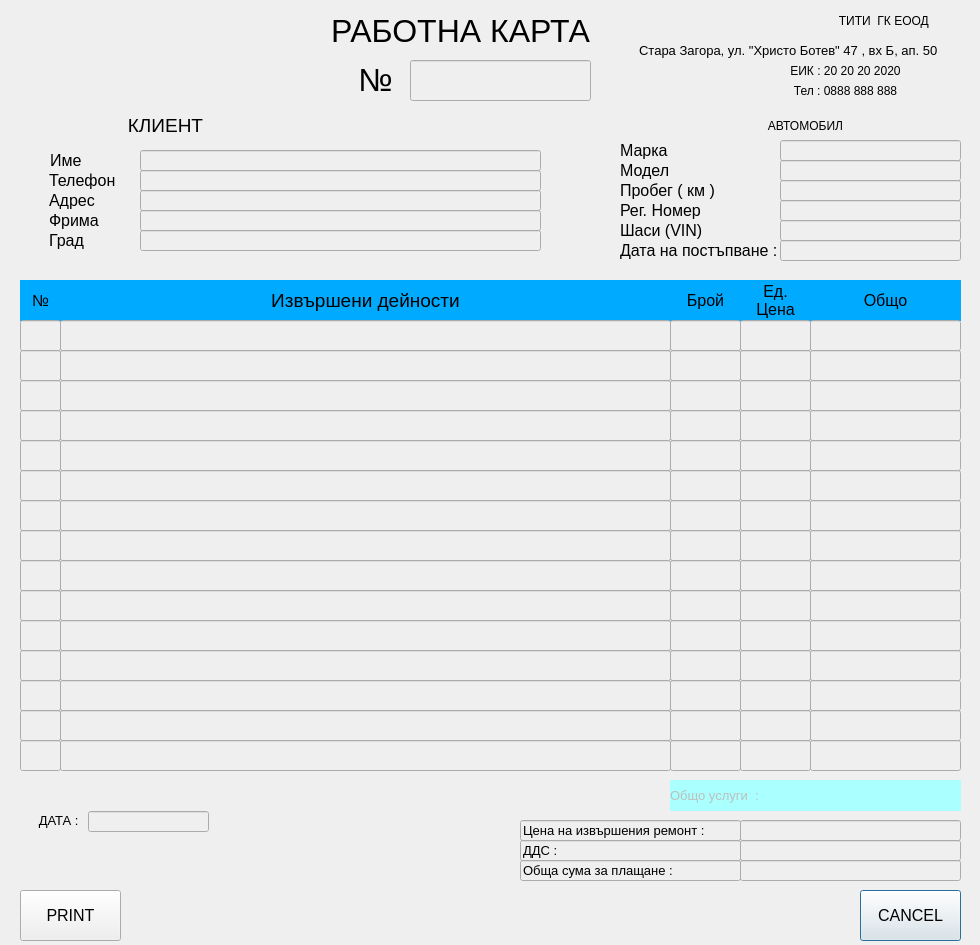
The window that printformat.ui (JohnnyBrawo/CarServ) describes before a commit, drawn with Qt 5.
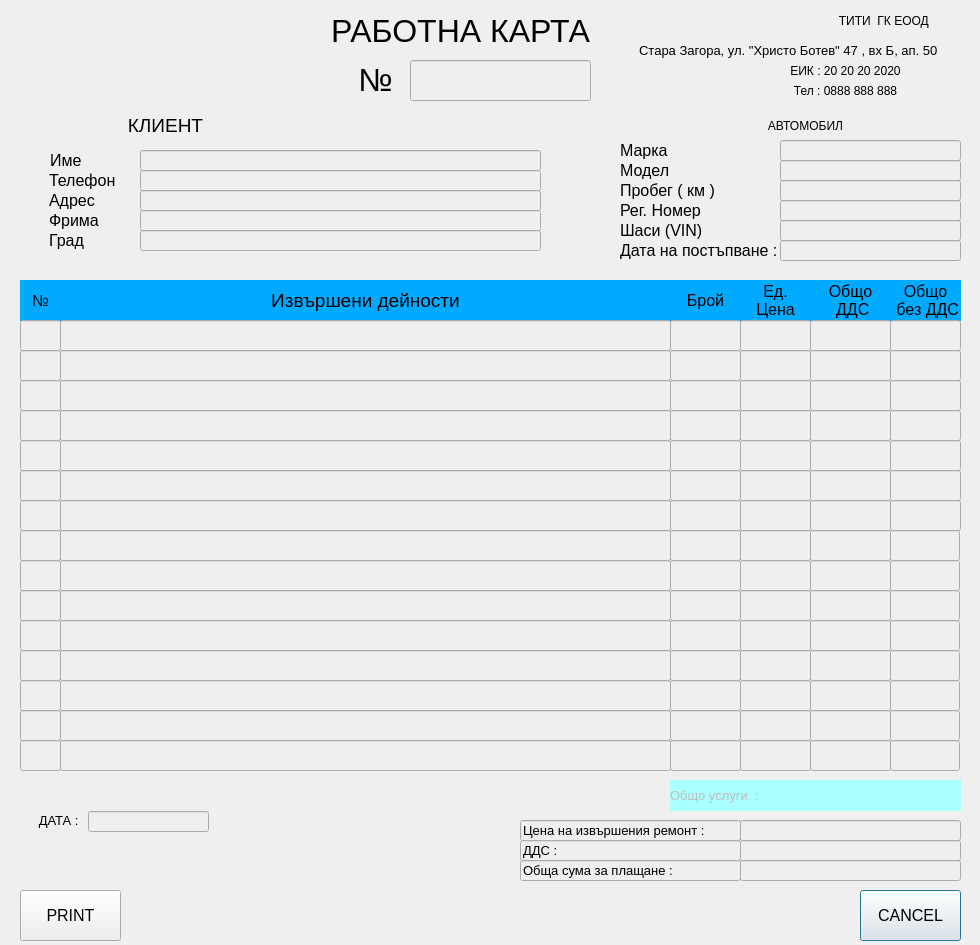
The same window after the commit.

Commit message: change some logs and repair calculation. Gosheto list

The edit to the form file:
```diff
--- a/printformat.ui
+++ b/printformat.ui
@@ -839,7 +839,7 @@
     <rect>
      <x>810</x>
      <y>280</y>
-     <width>151</width>
+     <width>81</width>
      <height>41</height>
     </rect>
    </property>
@@ -852,7 +852,8 @@
     <string notr="true">background-color: rgb(0, 170, 255);</string>
    </property>
    <property name="text">
-    <string>Общо</string>
+    <string>Общо 
+ ДДС</string>
    </property>
    <property name="alignment">
     <set>Qt::AlignCenter</set>
@@ -884,7 +885,7 @@
     <rect>
      <x>810</x>
      <y>320</y>
-     <width>151</width>
+     <width>81</width>
      <height>31</height>
     </rect>
    </property>
@@ -1156,7 +1157,7 @@
     <rect>
      <x>810</x>
      <y>350</y>
-     <width>151</width>
+     <width>81</width>
      <height>31</height>
     </rect>
    </property>
@@ -1231,7 +1232,7 @@
     <rect>
      <x>810</x>
      <y>380</y>
-     <width>151</width>
+     <width>81</width>
      <height>31</height>
     </rect>
    </property>
@@ -1261,7 +1262,7 @@
     <rect>
      <x>810</x>
      <y>410</y>
-     <width>151</width>
+     <width>81</width>
      <height>31</height>
     </rect>
    </property>
@@ -1336,7 +1337,7 @@
     <rect>
      <x>810</x>
      <y>440</y>
-     <width>151</width>
+     <width>81</width>
      <height>31</height>
     </rect>
    </property>
@@ -1441,7 +1442,7 @@
     <rect>
      <x>810</x>
      <y>470</y>
-     <width>151</width>
+     <width>81</width>
      <height>31</height>
     </rect>
    </property>
@@ -1471,7 +1472,7 @@
     <rect>
      <x>810</x>
      <y>500</y>
-     <width>151</width>
+     <width>81</width>
      <height>31</height>
     </rect>
    </property>
@@ -1546,7 +1547,7 @@
     <rect>
      <x>810</x>
      <y>530</y>
-     <width>151</width>
+     <width>81</width>
      <height>31</height>
     </rect>
    </property>
@@ -1636,7 +1637,7 @@
     <rect>
      <x>810</x>
      <y>560</y>
-     <width>151</width>
+     <width>81</width>
      <height>31</height>
     </rect>
    </property>
@@ -1711,7 +1712,7 @@
     <rect>
      <x>810</x>
      <y>590</y>
-     <width>151</width>
+     <width>81</width>
      <height>31</height>
     </rect>
    </property>
@@ -1786,7 +1787,7 @@
     <rect>
      <x>810</x>
      <y>620</y>
-     <width>151</width>
+     <width>81</width>
      <height>31</height>
     </rect>
    </property>
@@ -1891,7 +1892,7 @@
     <rect>
      <x>810</x>
      <y>650</y>
-     <width>151</width>
+     <width>81</width>
      <height>31</height>
     </rect>
    </property>
@@ -1936,7 +1937,7 @@
     <rect>
      <x>810</x>
      <y>680</y>
-     <width>151</width>
+     <width>81</width>
      <height>31</height>
     </rect>
    </property>
@@ -2011,7 +2012,7 @@
     <rect>
      <x>810</x>
      <y>710</y>
-     <width>151</width>
+     <width>81</width>
      <height>31</height>
     </rect>
    </property>
@@ -2071,7 +2072,7 @@
     <rect>
      <x>810</x>
      <y>740</y>
-     <width>151</width>
+     <width>81</width>
      <height>31</height>
     </rect>
    </property>
@@ -2156,6 +2157,256 @@
     </font>
    </property>
   </widget>
+  <widget class="QLabel" name="L_RepairTotalCost_2">
+   <property name="geometry">
+    <rect>
+     <x>890</x>
+     <y>280</y>
+     <width>71</width>
+     <height>41</height>
+    </rect>
+   </property>
+   <property name="font">
+    <font>
+     <pointsize>12</pointsize>
+    </font>
+   </property>
+   <property name="styleSheet">
+    <string notr="true">background-color: rgb(0, 170, 255);</string>
+   </property>
+   <property name="text">
+    <string>Общо 
+ без ДДС</string>
+   </property>
+   <property name="alignment">
+    <set>Qt::AlignCenter</set>
+   </property>
+  </widget>
+  <widget class="QLineEdit" name="lineEdit_1_Total_No_DDS">
+   <property name="geometry">
+    <rect>
+     <x>890</x>
+     <y>320</y>
+     <width>71</width>
+     <height>31</height>
+    </rect>
+   </property>
+   <property name="font">
+    <font>
+     <pointsize>10</pointsize>
+    </font>
+   </property>
+  </widget>
+  <widget class="QLineEdit" name="lineEdit_2_Total_No_DDS">
+   <property name="geometry">
+    <rect>
+     <x>890</x>
+     <y>350</y>
+     <width>71</width>
+     <height>31</height>
+    </rect>
+   </property>
+   <property name="font">
+    <font>
+     <pointsize>10</pointsize>
+    </font>
+   </property>
+  </widget>
+  <widget class="QLineEdit" name="lineEdit_3_Total_No_DDS">
+   <property name="geometry">
+    <rect>
+     <x>890</x>
+     <y>380</y>
+     <width>71</width>
+     <height>31</height>
+    </rect>
+   </property>
+   <property name="font">
+    <font>
+     <pointsize>10</pointsize>
+    </font>
+   </property>
+  </widget>
+  <widget class="QLineEdit" name="lineEdit_4_Total_No_DDS">
+   <property name="geometry">
+    <rect>
+     <x>890</x>
+     <y>410</y>
+     <width>71</width>
+     <height>31</height>
+    </rect>
+   </property>
+   <property name="font">
+    <font>
+     <pointsize>10</pointsize>
+    </font>
+   </property>
+  </widget>
+  <widget class="QLineEdit" name="lineEdit_5_Total_No_DDS">
+   <property name="geometry">
+    <rect>
+     <x>890</x>
+     <y>440</y>
+     <width>71</width>
+     <height>31</height>
+    </rect>
+   </property>
+   <property name="font">
+    <font>
+     <pointsize>10</pointsize>
+    </font>
+   </property>
+  </widget>
+  <widget class="QLineEdit" name="lineEdit_6_Total_No_DDS">
+   <property name="geometry">
+    <rect>
+     <x>890</x>
+     <y>470</y>
+     <width>71</width>
+     <height>31</height>
+    </rect>
+   </property>
+   <property name="font">
+    <font>
+     <pointsize>10</pointsize>
+    </font>
+   </property>
+  </widget>
+  <widget class="QLineEdit" name="lineEdit_7_Total_No_DDS">
+   <property name="geometry">
+    <rect>
+     <x>890</x>
+     <y>500</y>
+     <width>71</width>
+     <height>31</height>
+    </rect>
+   </property>
+   <property name="font">
+    <font>
+     <pointsize>10</pointsize>
+    </font>
+   </property>
+  </widget>
+  <widget class="QLineEdit" name="lineEdit_8_Total_No_DDS">
+   <property name="geometry">
+    <rect>
+     <x>890</x>
+     <y>530</y>
+     <width>70</width>
+     <height>31</height>
+    </rect>
+   </property>
+   <property name="font">
+    <font>
+     <pointsize>10</pointsize>
+    </font>
+   </property>
+  </widget>
+  <widget class="QLineEdit" name="lineEdit_9_Total_No_DDS">
+   <property name="geometry">
+    <rect>
+     <x>890</x>
+     <y>560</y>
+     <width>70</width>
+     <height>31</height>
+    </rect>
+   </property>
+   <property name="font">
+    <font>
+     <pointsize>10</pointsize>
+    </font>
+   </property>
+  </widget>
+  <widget class="QLineEdit" name="lineEdit_10_Total_No_DDS">
+   <property name="geometry">
+    <rect>
+     <x>890</x>
+     <y>590</y>
+     <width>70</width>
+     <height>31</height>
+    </rect>
+   </property>
+   <property name="font">
+    <font>
+     <pointsize>10</pointsize>
+    </font>
+   </property>
+  </widget>
+  <widget class="QLineEdit" name="lineEdit_11_Total_No_DDS">
+   <property name="geometry">
+    <rect>
+     <x>890</x>
+     <y>620</y>
+     <width>70</width>
+     <height>31</height>
+    </rect>
+   </property>
+   <property name="font">
+    <font>
+     <pointsize>10</pointsize>
+    </font>
+   </property>
+  </widget>
+  <widget class="QLineEdit" name="lineEdit_12_Total_No_DDS">
+   <property name="geometry">
+    <rect>
+     <x>890</x>
+     <y>650</y>
+     <width>70</width>
+     <height>31</height>
+    </rect>
+   </property>
+   <property name="font">
+    <font>
+     <pointsize>10</pointsize>
+    </font>
+   </property>
+  </widget>
+  <widget class="QLineEdit" name="lineEdit_13_Total_No_DDS">
+   <property name="geometry">
+    <rect>
+     <x>890</x>
+     <y>680</y>
+     <width>70</width>
+     <height>31</height>
+    </rect>
+   </property>
+   <property name="font">
+    <font>
+     <pointsize>10</pointsize>
+    </font>
+   </property>
+  </widget>
+  <widget class="QLineEdit" name="lineEdit_14_Total_No_DDS">
+   <property name="geometry">
+    <rect>
+     <x>890</x>
+     <y>710</y>
+     <width>70</width>
+     <height>31</height>
+    </rect>
+   </property>
+   <property name="font">
+    <font>
+     <pointsize>10</pointsize>
+    </font>
+   </property>
+  </widget>
+  <widget class="QLineEdit" name="lineEdit_15_Total_No_DDS">
+   <property name="geometry">
+    <rect>
+     <x>890</x>
+     <y>740</y>
+     <width>70</width>
+     <height>31</height>
+    </rect>
+   </property>
+   <property name="font">
+    <font>
+     <pointsize>10</pointsize>
+    </font>
+   </property>
+  </widget>
  </widget>
  <resources/>
  <connections/>
```
Left out of the diff: 30 changed lines with no effect on the pictures. The commit also changes 12 other files.
